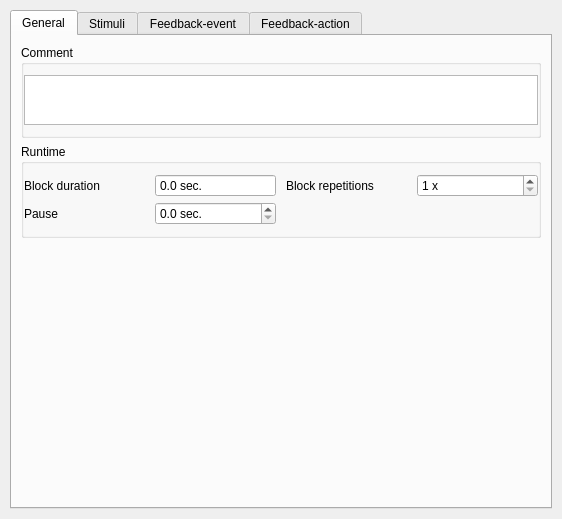
The window that Scenario_designer/ct_conftoyflower.ui (luizamici/caretoy) describes before a commit, drawn with Qt 5.
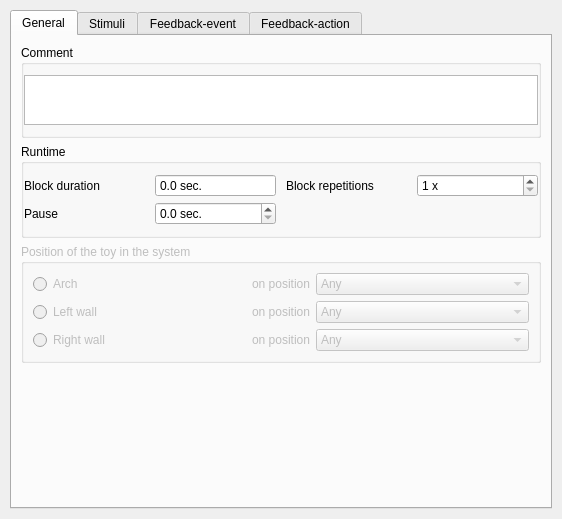
The same window after the commit. Custom widgets are drawn as their Qt base class.

Commit message: Fixed bug on deletion of blocks in the scenario designer. Added name of the open scenario on top of the window, added speaker stimuli in the arch block(disabled) and toy position(disabled). The disabled features are written in the xml, they just need to be enabled once the features work in the system.

```diff
--- a/Scenario_designer/ct_conftoyflower.ui
+++ b/Scenario_designer/ct_conftoyflower.ui
@@ -202,6 +202,141 @@
          </layout>
         </widget>
        </item>
+       <item>
+        <widget class="QGroupBox" name="groupBox">
+         <property name="enabled">
+          <bool>false</bool>
+         </property>
+         <property name="title">
+          <string>Position of the toy in the system</string>
+         </property>
+         <layout class="QGridLayout" name="gridLayout_2" columnstretch="1,0,1">
+          <item row="0" column="2">
+           <widget class="QComboBox" name="qcb_block_position_arch">
+            <property name="enabled">
+             <bool>false</bool>
+            </property>
+            <item>
+             <property name="text">
+              <string>Any</string>
+             </property>
+            </item>
+            <item>
+             <property name="text">
+              <string>#1</string>
+             </property>
+            </item>
+            <item>
+             <property name="text">
+              <string>#2</string>
+             </property>
+            </item>
+            <item>
+             <property name="text">
+              <string>#2</string>
+             </property>
+            </item>
+           </widget>
+          </item>
+          <item row="1" column="0">
+           <widget class="QRadioButton" name="qrb_block_position_left">
+            <property name="text">
+             <string>Left wall</string>
+            </property>
+           </widget>
+          </item>
+          <item row="2" column="0">
+           <widget class="QRadioButton" name="qrb_block_position_right">
+            <property name="text">
+             <string>Right wall</string>
+            </property>
+           </widget>
+          </item>
+          <item row="2" column="2">
+           <widget class="QComboBox" name="qcb_block_position_right">
+            <property name="enabled">
+             <bool>false</bool>
+            </property>
+            <item>
+             <property name="text">
+              <string>Any</string>
+             </property>
+            </item>
+            <item>
+             <property name="text">
+              <string>#1</string>
+             </property>
+            </item>
+            <item>
+             <property name="text">
+              <string>#2</string>
+             </property>
+            </item>
+            <item>
+             <property name="text">
+              <string>#3</string>
+             </property>
+            </item>
+           </widget>
+          </item>
+          <item row="1" column="2">
+           <widget class="QComboBox" name="qcb_block_position_left">
+            <property name="enabled">
+             <bool>false</bool>
+            </property>
+            <item>
+             <property name="text">
+              <string>Any</string>
+             </property>
+            </item>
+            <item>
+             <property name="text">
+              <string>#1</string>
+             </property>
+            </item>
+            <item>
+             <property name="text">
+              <string>#2</string>
+             </property>
+            </item>
+            <item>
+             <property name="text">
+              <string>#3</string>
+             </property>
+            </item>
+           </widget>
+          </item>
+          <item row="0" column="0">
+           <widget class="QRadioButton" name="qrb_block_position_arch">
+            <property name="text">
+             <string>Arch</string>
+            </property>
+           </widget>
+          </item>
+          <item row="0" column="1">
+           <widget class="QLabel" name="qlb_block_position_arch">
+            <property name="text">
+             <string>on position</string>
+            </property>
+           </widget>
+          </item>
+          <item row="1" column="1">
+           <widget class="QLabel" name="qlb_block_position_left">
+            <property name="text">
+             <string>on position</string>
+            </property>
+           </widget>
+          </item>
+          <item row="2" column="1">
+           <widget class="QLabel" name="qlb_block_position_right">
+            <property name="text">
+             <string>on position</string>
+            </property>
+           </widget>
+          </item>
+         </layout>
+        </widget>
+       </item>
        <item>
         <spacer name="verticalSpacer">
          <property name="orientation">
```
Left out of the diff: 1 changed line with no effect on the pictures. The commit also changes 19 other files.
